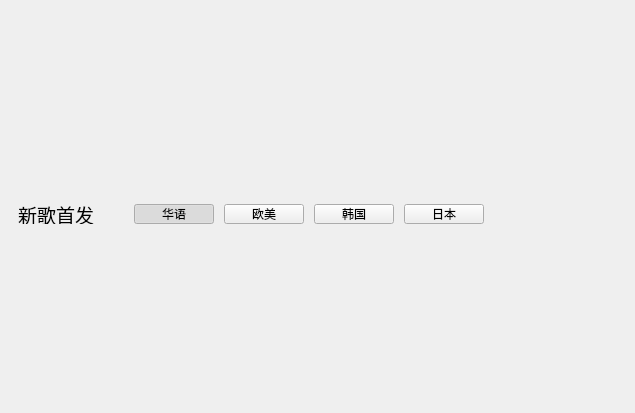
a-mo-xi-wei/Qt-KuGouAppClient, file KuGouStart/MusicRepository/MusicRepository.ui: the form before one commit; both pictures show x 0 to 635 and y 0 to 413 of the 979 by 413 pixel window.
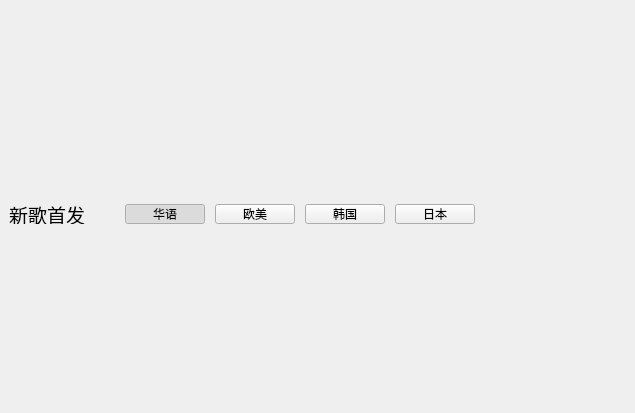
The form after the commit. Custom widgets are drawn as their Qt base class.

```diff
--- a/KuGouStart/MusicRepository/MusicRepository.ui
+++ b/KuGouStart/MusicRepository/MusicRepository.ui
@@ -59,6 +59,9 @@
        </rect>
       </property>
       <layout class="QVBoxLayout" name="verticalLayout_3">
+       <property name="leftMargin">
+        <number>0</number>
+       </property>
        <item>
         <widget class="QWidget" name="widget" native="true">
          <layout class="QHBoxLayout" name="horizontalLayout" stretch="5,0,3,0,3">
```
